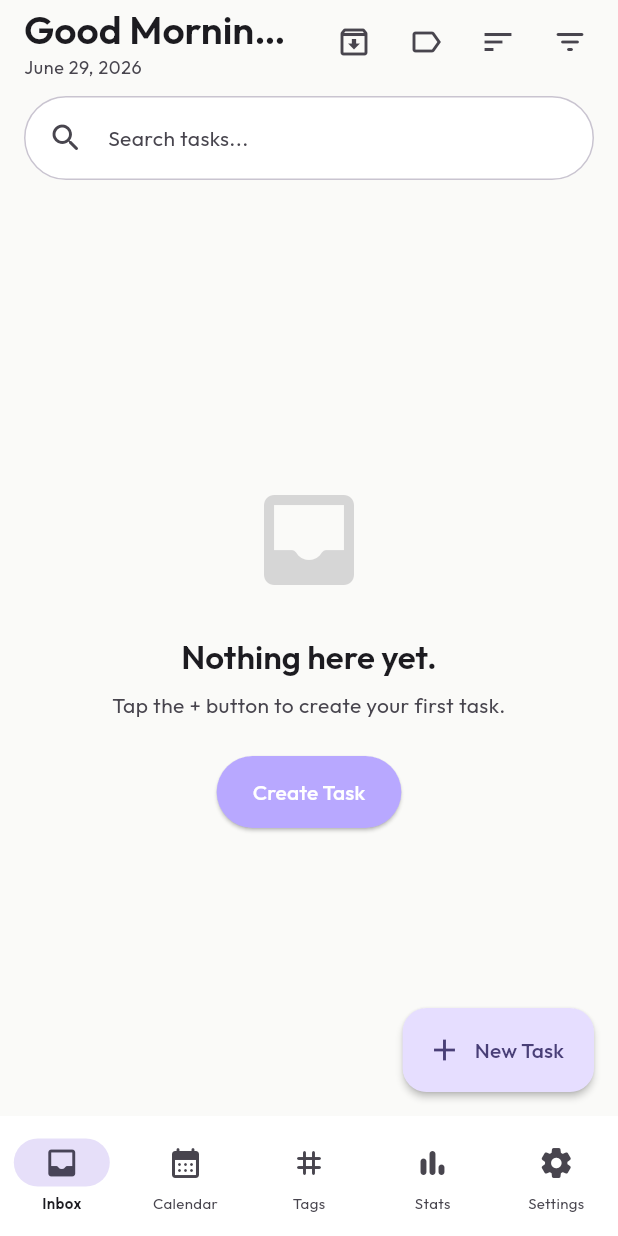
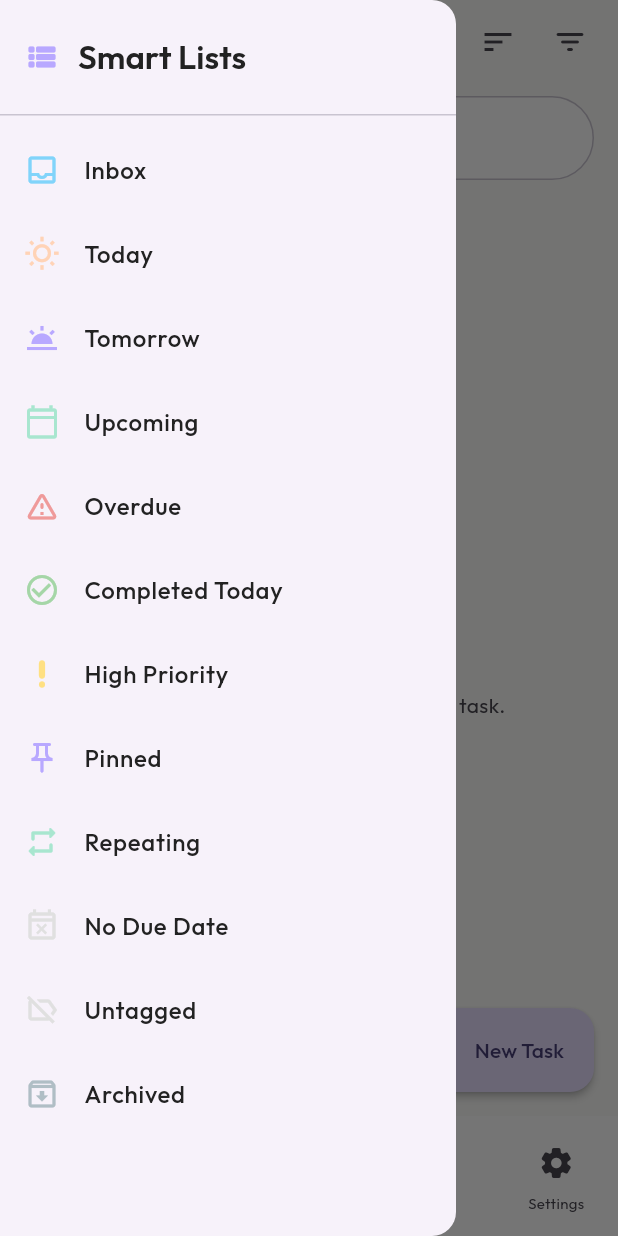
Before and after one commit to PratikBhosale-16/Pastel_Tasks_App, a Flutter app: the screen it shows after launch, with the side drawer open (before the commit the screen has no drawer), on a phone screen of 412 x 824 dp. Run offline on Flutter 3.47's test engine with Material 3 defaults, Android fonts, the phone set to English and light mode, and no system bars; our stand-ins replace connectivity_plus, equatable, flutter_riverpod, flutter_secure_storage, go_router, isar and 3 more; accounts and stored records are empty; generated files the repository leaves out were written again.

Commit message:
feat(smart-lists): implement smart date filtering and home screen drawer (M4.6)

```diff
--- /dev/null
+++ b/lib/features/filter/domain/enums/smart_date_filter.dart
@@ -0,0 +1,7 @@
+enum SmartDateFilter {
+  today,
+  tomorrow,
+  upcoming,
+  overdue,
+  completedToday,
+}
--- a/lib/features/filter/domain/models/task_filter.dart
+++ b/lib/features/filter/domain/models/task_filter.dart
@@ -2,6 +2,7 @@ import 'package:equatable/equatable.dart';
 import 'package:pastel_tasks/features/tasks/domain/enums/priority.dart';
 import 'package:pastel_tasks/features/tasks/domain/enums/repeat_rule.dart';
 import 'package:pastel_tasks/features/tasks/domain/enums/task_status.dart';
+import 'package:pastel_tasks/features/filter/domain/enums/smart_date_filter.dart';
 
 /// Represents a set of filtering criteria for tasks.
 class TaskFilter extends Equatable {
@@ -16,10 +17,15 @@ class TaskFilter extends Equatable {
     this.colors,
     this.isArchived,
     this.isCompleted,
+    this.smartDateFilter,
+    this.hasTags,
   });
 
   /// Specific tags to filter by. If empty or null, matches all tags.
   final List<String>? tags;
+
+  /// Whether the task has any tags.
+  final bool? hasTags;
 
   /// Specific priorities to filter by.
   final List<Priority>? priorities;
@@ -48,6 +54,9 @@ class TaskFilter extends Equatable {
   /// Filter by completion status (shorthand for checking TaskStatus.completed).
   final bool? isCompleted;
 
+  /// Dynamic filter for relative dates (e.g. today, overdue).
+  final SmartDateFilter? smartDateFilter;
+
   /// Creates a copy of this filter with the given fields replaced with the new values.
   TaskFilter copyWith({
     List<String>? tags,
@@ -60,6 +69,7 @@ class TaskFilter extends Equatable {
     List<String>? colors,
     bool? isArchived,
     bool? isCompleted,
+    bool? hasTags,
     bool clearTags = false,
     bool clearPriorities = false,
     bool clearStatuses = false,
@@ -70,6 +80,9 @@ class TaskFilter extends Equatable {
     bool clearColors = false,
     bool clearArchived = false,
     bool clearCompleted = false,
+    bool clearSmartDate = false,
+    bool clearHasTags = false,
+    SmartDateFilter? smartDateFilter,
   }) {
     return TaskFilter(
       tags: clearTags ? null : tags ?? this.tags,
@@ -82,6 +95,8 @@ class TaskFilter extends Equatable {
       colors: clearColors ? null : colors ?? this.colors,
       isArchived: clearArchived ? null : isArchived ?? this.isArchived,
       isCompleted: clearCompleted ? null : isCompleted ?? this.isCompleted,
+      smartDateFilter: clearSmartDate ? null : smartDateFilter ?? this.smartDateFilter,
+      hasTags: clearHasTags ? null : hasTags ?? this.hasTags,
     );
   }
 
@@ -98,6 +113,8 @@ class TaskFilter extends Equatable {
       'colors': colors,
       'isArchived': isArchived,
       'isCompleted': isCompleted,
+      'smartDateFilter': smartDateFilter?.name,
+      'hasTags': hasTags,
     };
   }
 
@@ -120,6 +137,10 @@ class TaskFilter extends Equatable {
       colors: (json['colors'] as List<dynamic>?)?.map((e) => e as String).toList(),
       isArchived: json['isArchived'] as bool?,
       isCompleted: json['isCompleted'] as bool?,
+      smartDateFilter: json['smartDateFilter'] != null
+          ? SmartDateFilter.values.firstWhere((e) => e.name == json['smartDateFilter'])
+          : null,
+      hasTags: json['hasTags'] as bool?,
     );
   }
 
@@ -137,7 +158,9 @@ class TaskFilter extends Equatable {
         (repeatRules?.isNotEmpty ?? false) ||
         (colors?.isNotEmpty ?? false) ||
         isCompleted != null ||
-        isArchived != null;
+        isArchived != null ||
+        smartDateFilter != null ||
+        hasTags != null;
   }
 
   @override
@@ -152,5 +175,7 @@ class TaskFilter extends Equatable {
         colors,
         isArchived,
         isCompleted,
+        smartDateFilter,
+        hasTags,
       ];
 }
--- a/lib/features/filter/presentation/providers/filter_providers.dart
+++ b/lib/features/filter/presentation/providers/filter_providers.dart
@@ -5,6 +5,7 @@ import 'package:pastel_tasks/features/filter/domain/models/task_filter.dart';
 import 'package:pastel_tasks/features/tasks/domain/models/task.dart';
 import 'package:pastel_tasks/features/tasks/presentation/providers/task_providers.dart';
 import 'package:pastel_tasks/features/tasks/domain/enums/task_status.dart';
+import 'package:pastel_tasks/features/filter/domain/enums/smart_date_filter.dart';
 
 /// Provider for the FilterRepository.
 final filterRepositoryProvider = Provider<FilterRepository>((ref) {
@@ -59,6 +60,11 @@ final filteredTasksProvider = Provider<AsyncValue<List<Task>>>((ref) {
         if (!hasAnyTag) return false;
       }
 
+      // HasTags boolean check
+      if (filter.hasTags != null) {
+        if (task.tags.isEmpty == filter.hasTags) return false;
+      }
+
       // Priorities
       if (filter.priorities != null && filter.priorities!.isNotEmpty) {
         if (!filter.priorities!.contains(task.priority)) return false;
@@ -110,6 +116,43 @@ final filteredTasksProvider = Provider<AsyncValue<List<Task>>>((ref) {
         if (task.isArchived) return false;
       }
 
+      // Smart Date Filters
+      if (filter.smartDateFilter != null) {
+        final now = DateTime.now();
+        final today = DateTime(now.year, now.month, now.day);
+        final tomorrow = today.add(const Duration(days: 1));
+
+        switch (filter.smartDateFilter!) {
+          case SmartDateFilter.today:
+            if (task.dueDate == null) return false;
+            final taskDate = DateTime(task.dueDate!.year, task.dueDate!.month, task.dueDate!.day);
+            if (taskDate != today) return false;
+            break;
+          case SmartDateFilter.tomorrow:
+            if (task.dueDate == null) return false;
+            final taskDate = DateTime(task.dueDate!.year, task.dueDate!.month, task.dueDate!.day);
+            if (taskDate != tomorrow) return false;
+            break;
+          case SmartDateFilter.upcoming:
+            if (task.dueDate == null) return false;
+            final taskDate = DateTime(task.dueDate!.year, task.dueDate!.month, task.dueDate!.day);
+            if (!taskDate.isAfter(today)) return false;
+            break;
+          case SmartDateFilter.overdue:
+            if (task.dueDate == null) return false;
+            if (task.status == TaskStatus.completed) return false;
+            final taskDate = DateTime(task.dueDate!.year, task.dueDate!.month, task.dueDate!.day);
+            if (!taskDate.isBefore(today)) return false;
+            break;
+          case SmartDateFilter.completedToday:
+            if (task.status != TaskStatus.completed) return false;
+            if (task.completedAt == null) return false;
+            final compDate = DateTime(task.completedAt!.year, task.completedAt!.month, task.completedAt!.day);
+            if (compDate != today) return false;
+            break;
+        }
+      }
+
       return true;
     }).toList();
   });
--- a/lib/features/filter/presentation/widgets/active_filters_row.dart
+++ b/lib/features/filter/presentation/widgets/active_filters_row.dart
@@ -1,6 +1,7 @@
 import 'package:flutter/material.dart';
 import 'package:flutter_riverpod/flutter_riverpod.dart';
 import 'package:pastel_tasks/features/filter/presentation/providers/filter_providers.dart';
+import 'package:pastel_tasks/features/filter/domain/enums/smart_date_filter.dart';
 import 'package:pastel_tasks/features/sorting/domain/enums/sort_option.dart';
 import 'package:pastel_tasks/features/sorting/presentation/providers/sort_providers.dart';
 import 'package:pastel_tasks/features/tags/domain/models/tag.dart';
@@ -91,6 +92,30 @@ class ActiveFiltersRow extends ConsumerWidget {
         label: 'Completed',
         onDeleted: () {
           ref.read(filterProvider.notifier).updateFilter(filter.copyWith(clearCompleted: true));
+        },
+        colorScheme: colorScheme,
+      ));
+    }
+
+    // Smart Date Filter
+    if (filter.smartDateFilter != null) {
+      chips.add(_buildFilterChip(
+        context,
+        label: _getSmartDateFilterLabel(filter.smartDateFilter!),
+        onDeleted: () {
+          ref.read(filterProvider.notifier).updateFilter(filter.copyWith(clearSmartDate: true));
+        },
+        colorScheme: colorScheme,
+      ));
+    }
+
+    // Has Tags (Untagged)
+    if (filter.hasTags == false) {
+      chips.add(_buildFilterChip(
+        context,
+        label: 'Untagged',
+        onDeleted: () {
+          ref.read(filterProvider.notifier).updateFilter(filter.copyWith(clearHasTags: true));
         },
         colorScheme: colorScheme,
       ));
@@ -200,4 +225,19 @@ class ActiveFiltersRow extends ConsumerWidget {
         return 'Tag';
     }
   }
+
+  String _getSmartDateFilterLabel(SmartDateFilter filter) {
+    switch (filter) {
+      case SmartDateFilter.today:
+        return 'Today';
+      case SmartDateFilter.tomorrow:
+        return 'Tomorrow';
+      case SmartDateFilter.upcoming:
+        return 'Upcoming';
+      case SmartDateFilter.overdue:
+        return 'Overdue';
+      case SmartDateFilter.completedToday:
+        return 'Completed Today';
+    }
+  }
 }
--- a/lib/features/home/presentation/home_screen.dart
+++ b/lib/features/home/presentation/home_screen.dart
@@ -35,6 +35,8 @@ import 'package:pastel_tasks/features/search/presentation/widgets/task_search_ba
 import 'package:pastel_tasks/features/sorting/domain/enums/sort_option.dart';
 import 'package:pastel_tasks/features/sorting/presentation/providers/sort_providers.dart';
 import 'package:pastel_tasks/features/sorting/presentation/widgets/sort_bottom_sheet.dart';
+import 'package:pastel_tasks/features/filter/presentation/widgets/active_filters_row.dart';
+import 'package:pastel_tasks/features/smart_lists/presentation/widgets/smart_lists_drawer.dart';
 import 'package:pastel_tasks/features/selection/presentation/providers/selection_providers.dart';
 import 'package:pastel_tasks/features/selection/presentation/widgets/bulk_actions_bottom_sheet.dart';
 import 'package:pastel_tasks/shared/widgets/empty_state/empty_state.dart';
@@ -159,6 +161,7 @@ class HomeScreen extends ConsumerWidget {
 
     return Scaffold(
       backgroundColor: theme.scaffoldBackgroundColor,
+      drawer: isSelectionMode ? null : const SmartListsDrawer(),
       appBar: isSelectionMode
           ? AppBar(
               leading: IconButton(
--- /dev/null
+++ b/lib/features/smart_lists/data/repositories/smart_lists_repository.dart
@@ -0,0 +1,116 @@
+import 'package:flutter/material.dart';
+import 'package:flutter_riverpod/flutter_riverpod.dart';
+import 'package:pastel_tasks/features/filter/domain/enums/smart_date_filter.dart';
+import 'package:pastel_tasks/features/filter/domain/models/task_filter.dart';
+import 'package:pastel_tasks/features/smart_lists/domain/models/smart_list.dart';
+import 'package:pastel_tasks/features/sorting/domain/enums/sort_option.dart';
+import 'package:pastel_tasks/features/sorting/domain/models/sort_preferences.dart';
+import 'package:pastel_tasks/features/tasks/domain/enums/priority.dart';
+import 'package:pastel_tasks/features/tasks/domain/enums/repeat_rule.dart';
+import 'package:pastel_tasks/features/tasks/domain/enums/task_status.dart';
+
+class SmartListsRepository {
+  /// Provides the static definitions of all default Smart Lists.
+  List<SmartList> getDefaultSmartLists() {
+    return [
+      const SmartList(
+        id: 'inbox',
+        title: 'Inbox',
+        icon: Icons.inbox_outlined,
+        color: Color(0xFF81D4FA),
+        filter: TaskFilter.empty,
+      ),
+      const SmartList(
+        id: 'today',
+        title: 'Today',
+        icon: Icons.wb_sunny_outlined,
+        color: Color(0xFFFFD3B6), // Pastel Peach
+        filter: TaskFilter(smartDateFilter: SmartDateFilter.today),
+      ),
+      const SmartList(
+        id: 'tomorrow',
+        title: 'Tomorrow',
+        icon: Icons.wb_twilight_outlined,
+        color: Color(0xFFB8A8FF), // Pastel Lavender
+        filter: TaskFilter(smartDateFilter: SmartDateFilter.tomorrow),
+      ),
+      const SmartList(
+        id: 'upcoming',
+        title: 'Upcoming',
+        icon: Icons.calendar_today_outlined,
+        color: Color(0xFFA8E6CF), // Pastel Mint
+        filter: TaskFilter(smartDateFilter: SmartDateFilter.upcoming),
+      ),
+      const SmartList(
+        id: 'overdue',
+        title: 'Overdue',
+        icon: Icons.warning_amber_rounded,
+        color: Color(0xFFEF9A9A), // Error Red
+        filter: TaskFilter(smartDateFilter: SmartDateFilter.overdue),
+      ),
+      const SmartList(
+        id: 'completed_today',
+        title: 'Completed Today',
+        icon: Icons.check_circle_outline,
+        color: Color(0xFFA5D6A7), // Success Green
+        filter: TaskFilter(
+          statuses: [TaskStatus.completed],
+          smartDateFilter: SmartDateFilter.completedToday,
+        ),
+      ),
+      const SmartList(
+        id: 'high_priority',
+        title: 'High Priority',
+        icon: Icons.priority_high_rounded,
+        color: Color(0xFFFFE082), // Warning Yellow
+        filter: TaskFilter(priorities: [Priority.high, Priority.critical]),
+      ),
+      const SmartList(
+        id: 'pinned',
+        title: 'Pinned',
+        icon: Icons.push_pin_outlined,
+        color: Color(0xFFB8A8FF),
+        filter: TaskFilter(isPinned: true),
+      ),
+      const SmartList(
+        id: 'repeating',
+        title: 'Repeating',
+        icon: Icons.repeat_rounded,
+        color: Color(0xFFA8E6CF),
+        filter: TaskFilter(repeatRules: [
+          RepeatRule.daily,
+          RepeatRule.weekly,
+          RepeatRule.monthly,
+          RepeatRule.yearly,
+        ]),
+      ),
+      const SmartList(
+        id: 'no_due_date',
+        title: 'No Due Date',
+        icon: Icons.event_busy_outlined,
+        color: Color(0xFFE0E0E0),
+        filter: TaskFilter(hasDueDate: false),
+      ),
+      const SmartList(
+        id: 'untagged',
+        title: 'Untagged',
+        icon: Icons.label_off_outlined,
+        color: Color(0xFFE0E0E0),
+        filter: TaskFilter(hasTags: false),
+      ),
+      const SmartList(
+        id: 'archived',
+        title: 'Archived',
+        icon: Icons.archive_outlined,
+        color: Color(0xFFB0BEC5),
+        filter: TaskFilter(isArchived: true),
+      ),
+    ];
+  }
+}
+
+final smartListsRepositoryProvider = Provider((ref) => SmartListsRepository());
+
+final smartListsProvider = Provider<List<SmartList>>((ref) {
+  return ref.watch(smartListsRepositoryProvider).getDefaultSmartLists();
+});
--- /dev/null
+++ b/lib/features/smart_lists/domain/models/smart_list.dart
@@ -0,0 +1,28 @@
+import 'package:equatable/equatable.dart';
+import 'package:flutter/material.dart';
+import 'package:pastel_tasks/features/filter/domain/models/task_filter.dart';
+import 'package:pastel_tasks/features/sorting/domain/enums/sort_option.dart';
+import 'package:pastel_tasks/features/sorting/domain/models/sort_preferences.dart';
+
+/// Represents a predefined smart list which is essentially a saved query
+/// of a TaskFilter and optional SortPreferences.
+class SmartList extends Equatable {
+  const SmartList({
+    required this.id,
+    required this.title,
+    required this.icon,
+    required this.color,
+    required this.filter,
+    this.sortPrefs,
+  });
+
+  final String id;
+  final String title;
+  final IconData icon;
+  final Color color;
+  final TaskFilter filter;
+  final SortPreferences? sortPrefs;
+
+  @override
+  List<Object?> get props => [id, title, icon, color, filter, sortPrefs];
+}
--- /dev/null
+++ b/lib/features/smart_lists/presentation/widgets/smart_lists_drawer.dart
@@ -0,0 +1,87 @@
+import 'package:flutter/material.dart';
+import 'package:flutter_riverpod/flutter_riverpod.dart';
+import 'package:pastel_tasks/features/filter/presentation/providers/filter_providers.dart';
+import 'package:pastel_tasks/features/smart_lists/data/repositories/smart_lists_repository.dart';
+import 'package:pastel_tasks/features/smart_lists/domain/models/smart_list.dart';
+
+class SmartListsDrawer extends ConsumerWidget {
+  const SmartListsDrawer({super.key});
+
+  @override
+  Widget build(BuildContext context, WidgetRef ref) {
+    final theme = Theme.of(context);
+    final smartLists = ref.watch(smartListsProvider);
+
+    return Drawer(
+      child: SafeArea(
+        child: Column(
+          children: [
+            Padding(
+              padding: const EdgeInsets.symmetric(horizontal: 16.0, vertical: 24.0),
+              child: Row(
+                children: [
+                  Icon(
+                    Icons.view_list_rounded,
+                    color: theme.colorScheme.primary,
+                  ),
+                  const SizedBox(width: 12),
+                  Text(
+                    'Smart Lists',
+                    style: theme.textTheme.titleLarge?.copyWith(
+                      fontWeight: FontWeight.w600,
+                    ),
+                  ),
+                ],
+              ),
+            ),
+            const Divider(height: 1),
+            Expanded(
+              child: ListView.builder(
+                padding: const EdgeInsets.symmetric(vertical: 8.0),
+                itemCount: smartLists.length,
+                itemBuilder: (context, index) {
+                  final smartList = smartLists[index];
+                  return _SmartListTile(smartList: smartList);
+                },
+              ),
+            ),
+          ],
+        ),
+      ),
+    );
+  }
+}
+
+class _SmartListTile extends ConsumerWidget {
+  const _SmartListTile({required this.smartList});
+
+  final SmartList smartList;
+
+  @override
+  Widget build(BuildContext context, WidgetRef ref) {
+    final theme = Theme.of(context);
+
+    return ListTile(
+      leading: Icon(
+        smartList.icon,
+        color: smartList.color,
+      ),
+      title: Text(
+        smartList.title,
+        style: theme.textTheme.bodyLarge?.copyWith(
+          fontWeight: FontWeight.w500,
+        ),
+      ),
+      onTap: () {
+        // Apply the smart list's filter
+        ref.read(filterProvider.notifier).updateFilter(smartList.filter);
+        // If sortPrefs is provided, apply them
+        // if (smartList.sortPrefs != null) {
+        //   ref.read(sortPreferencesProvider.notifier).updateSortPreferences(smartList.sortPrefs!);
+        // }
+        // Close the drawer
+        Navigator.pop(context);
+      },
+    );
+  }
+}
```
Also changed, not shown: 4 other files.
